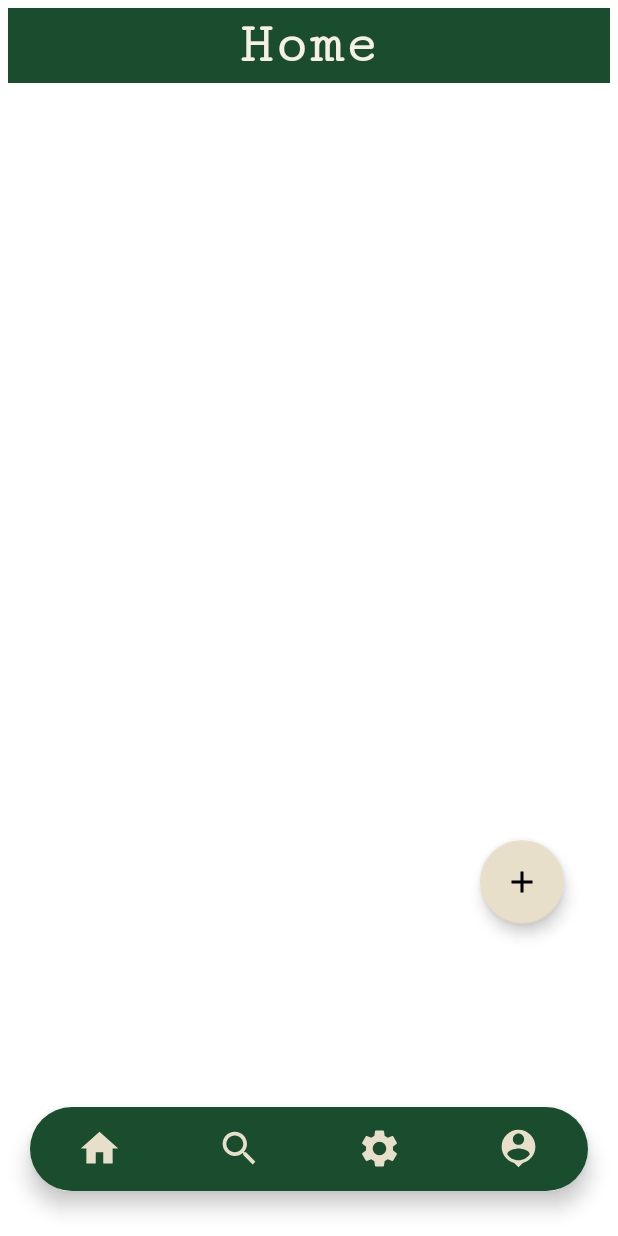
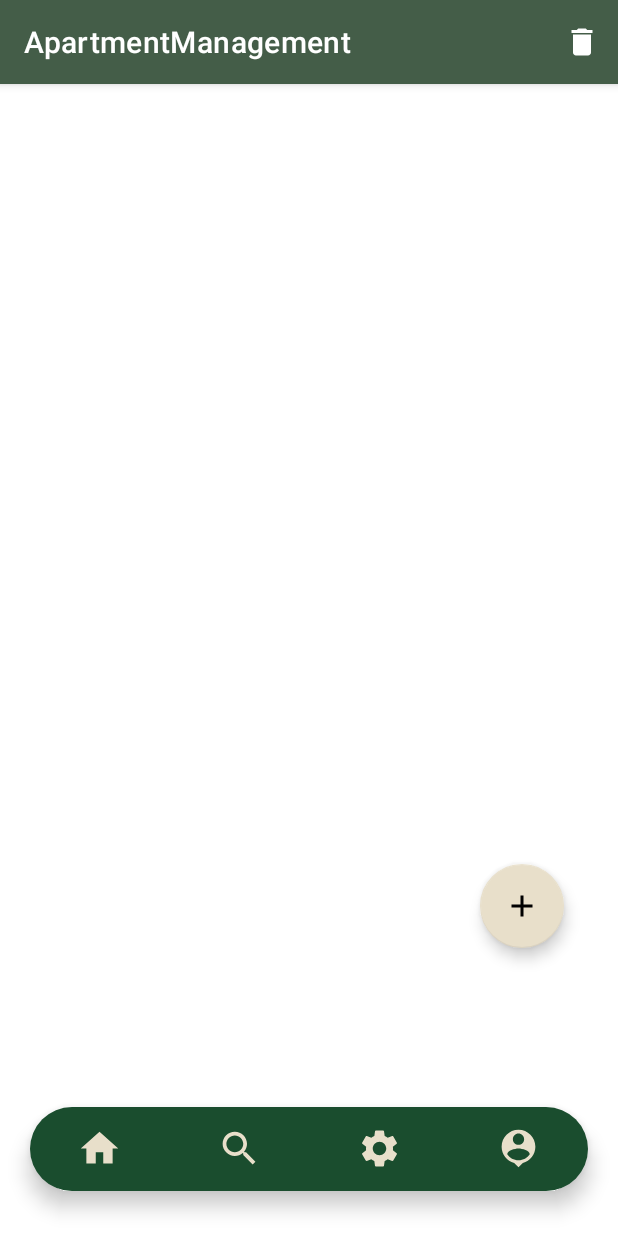
Before and after one commit to baobao0303/ApartmentManagement, an Android app: the screen it shows after launch once a user with an empty profile is signed in (MainActivity), on a phone screen of 412 x 824 dp. Run offline under Robolectric (Android 15) with nearby library versions, the phone set to English and light mode, and no system bars; our stand-ins replace Firebase (no records; nobody signed in at launch, a user with empty details on screens opened directly).

Commit message:
delete all apartment

```diff
--- a/app/src/main/AndroidManifest.xml
+++ b/app/src/main/AndroidManifest.xml
@@ -20,9 +20,7 @@
         <activity
             android:name=".UpdateApartmentActivity"
             android:exported="false" />
-        <activity
-            android:name=".AddUserActivity"
-            android:exported="false" />
+
         <activity
             android:name=".ForgotPasswordActivity"
             android:exported="false"
--- a/app/src/main/res/layout/activity_main.xml
+++ b/app/src/main/res/layout/activity_main.xml
@@ -13,30 +13,10 @@
         android:layout_width="match_parent"
         android:layout_height="wrap_content"
         android:layout_marginLeft="320dp"
-        android:layout_marginTop="560dp"
+        android:layout_marginTop="520dp"
         android:clickable="true"
         android:contentDescription="TODO"
         app:srcCompat="@drawable/fab_icon" />
-
-    <FrameLayout
-        android:id="@+id/frameLayout"
-        android:layout_width="match_parent"
-        android:layout_height="50dp"
-        android:layout_marginTop="5dp"
-        android:layout_marginEnd="5dp"
-        android:layout_marginStart="5dp"
-        android:background="@color/green_700">
-
-        <TextView
-            android:layout_width="match_parent"
-            android:layout_height="match_parent"
-            android:fontFamily="serif-monospace"
-            android:gravity="center"
-            android:text="Home"
-            android:textColor="@color/beige_500"
-            android:textSize="38sp"
-            android:textStyle="bold" />
-    </FrameLayout>
 
     <LinearLayout
         android:layout_width="match_parent"
--- /dev/null
+++ b/app/src/main/res/menu/menu_delete_all.xml
@@ -0,0 +1,10 @@
+<?xml version="1.0" encoding="utf-8"?>
+<menu xmlns:app="http://schemas.android.com/apk/res-auto"
+    xmlns:android="http://schemas.android.com/apk/res/android">
+
+    <item
+        android:id="@+id/deleteAll"
+        android:icon="@drawable/delete_icon"
+        android:title="Delete All Apartment"
+        app:showAsAction="always|withText" />
+</menu>
--- a/app/src/main/res/values/themes.xml
+++ b/app/src/main/res/values/themes.xml
@@ -1,7 +1,7 @@
 <resources xmlns:tools="http://schemas.android.com/tools">
 
 
-    <style name="Theme.ApartmentManagement" parent="Theme.MaterialComponents.Light.NoActionBar" >
+    <style name="Theme.ApartmentManagement" parent="Theme.MaterialComponents.Light.DarkActionBar" >
         <!--    Primary brand color    -->
         <item name="colorPrimary">@color/navigationColor</item>
         <item name="colorPrimaryVariant">@color/navigationColor</item>
```
Also changed, not shown: app/src/main/java/com/luaga/apartmentmanagement/MainActivity.kt (+32 -0 lines).
